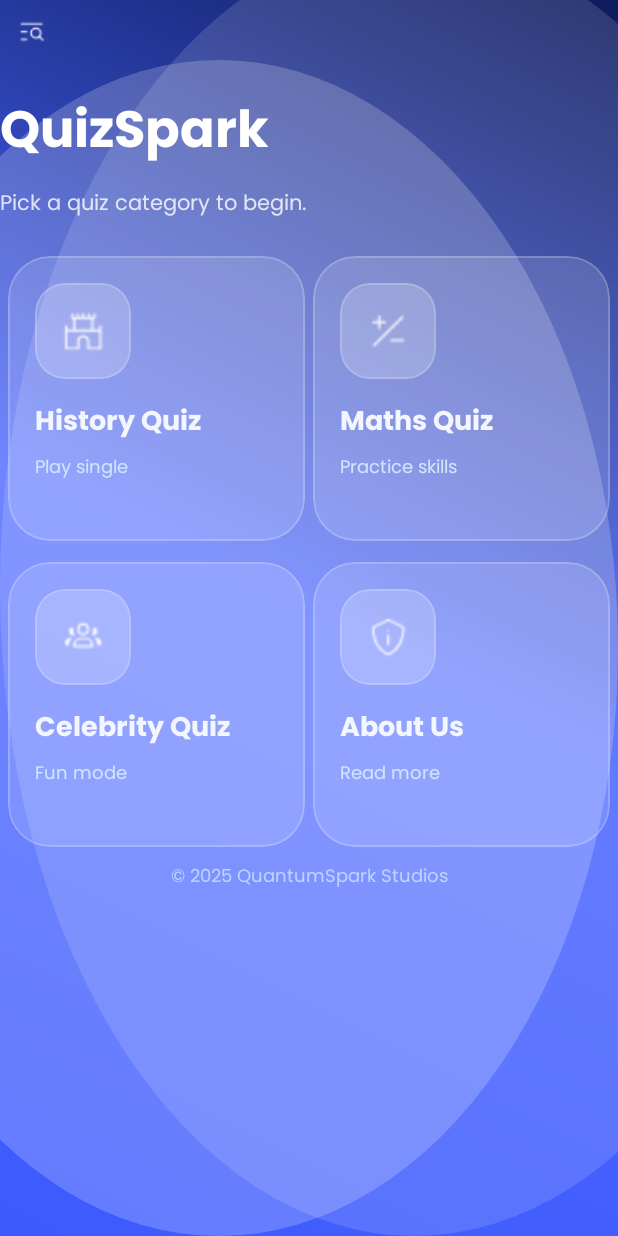
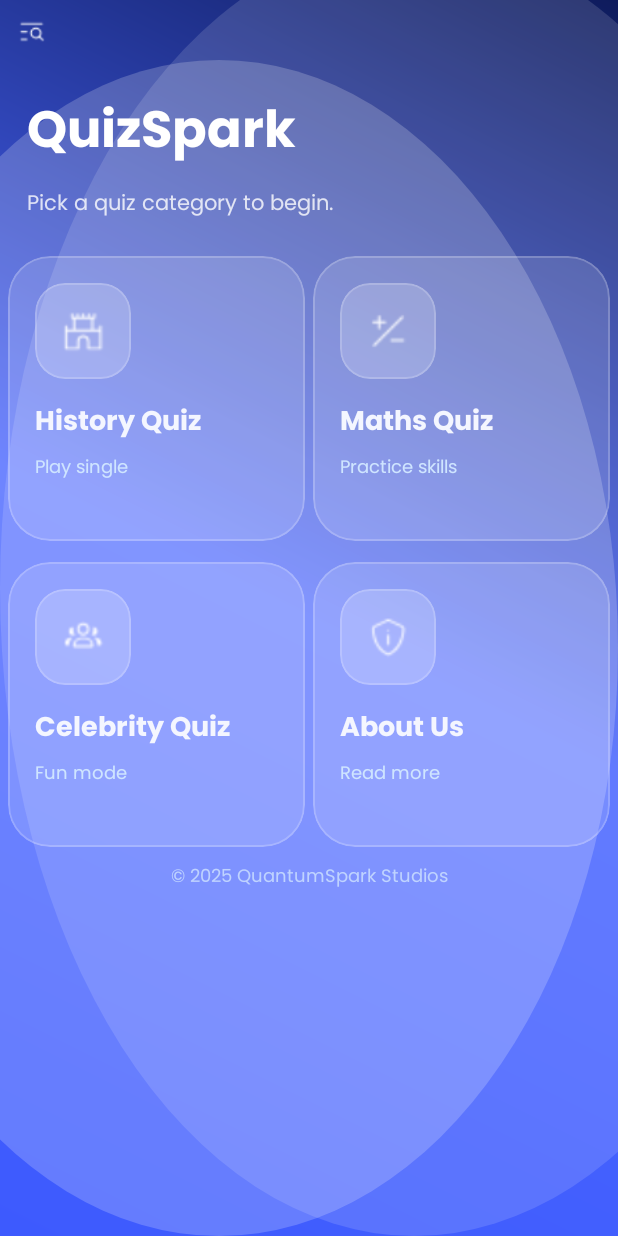
Before and after one commit to AkashDevX/QuizSpark, an Android app: the MainScreenActivity screen opened directly, with no data from a screen before it, on a phone screen of 412 x 824 dp. Run offline under Robolectric (Android 15) with nearby library versions, the phone set to English and light mode, and no system bars.

Commit message:
Release branch updated

```diff
--- a/app/src/main/res/layout/activity_about_us.xml
+++ b/app/src/main/res/layout/activity_about_us.xml
@@ -17,6 +17,7 @@
             android:id="@+id/tvAboutTitle"
             android:layout_width="0dp"
             android:layout_height="wrap_content"
+            android:layout_marginTop="28dp"
             android:text="About Quiz Spark"
             android:textColor="@android:color/white"
             android:textSize="28sp"
--- a/app/src/main/res/layout/activity_celebrity_questions.xml
+++ b/app/src/main/res/layout/activity_celebrity_questions.xml
@@ -14,6 +14,8 @@
         android:layout_width="0dp"
         android:layout_height="wrap_content"
         android:paddingTop="18dp"
+        android:layout_marginTop="28dp"
+        android:layout_marginLeft="18dp"
         android:paddingBottom="10dp"
         android:text="Celebrity Quiz"
         android:textColor="@android:color/white"
--- a/app/src/main/res/layout/activity_history_quiz.xml
+++ b/app/src/main/res/layout/activity_history_quiz.xml
@@ -14,6 +14,7 @@
         android:layout_width="0dp"
         android:layout_height="wrap_content"
         android:paddingTop="18dp"
+        android:layout_marginLeft="18dp"
         android:paddingBottom="10dp"
         android:text="History Quiz"
         android:textColor="@android:color/white"
--- a/app/src/main/res/layout/activity_main_screen.xml
+++ b/app/src/main/res/layout/activity_main_screen.xml
@@ -12,7 +12,9 @@
         android:id="@+id/main"
         android:layout_width="match_parent"
         android:layout_height="wrap_content"
-        android:padding="18dp"
+        android:paddingStart="20dp"
+        android:paddingEnd="20dp"
+        android:paddingTop="18dp"
         tools:context=".MainScreen.MainScreenActivity">
 
         <!-- Top row: menu + profile (optional) -->
@@ -41,6 +43,7 @@
             android:id="@+id/tvAppName"
             android:layout_width="0dp"
             android:layout_height="wrap_content"
+            android:layout_marginStart="18dp"
             android:layout_marginTop="18dp"
             android:text="QuizSpark"
             android:fontFamily="@font/poppins_bold"
@@ -57,6 +60,7 @@
             android:id="@+id/tvSub"
             android:layout_width="0dp"
             android:layout_height="wrap_content"
+            android:layout_marginStart="18dp"
             android:layout_marginTop="6dp"
             android:text="Pick a quiz category to begin."
             android:fontFamily="@font/poppins_regular"
--- a/app/src/main/res/layout/activity_math_category.xml
+++ b/app/src/main/res/layout/activity_math_category.xml
@@ -18,6 +18,7 @@
             android:layout_width="0dp"
             android:layout_height="wrap_content"
             android:text="Choose Math Quiz"
+            android:layout_marginTop="28dp"
             android:textColor="@android:color/white"
             android:textSize="26sp"
             android:textStyle="bold"
--- a/app/src/main/res/layout/activity_math_quiz.xml
+++ b/app/src/main/res/layout/activity_math_quiz.xml
@@ -12,6 +12,7 @@
         android:layout_height="wrap_content"
         android:paddingTop="18dp"
         android:paddingBottom="8dp"
+        android:layout_marginTop="28dp"
         android:text="Math Quiz"
         android:textColor="@android:color/white"
         android:textSize="26sp"
--- a/app/src/main/res/layout/activity_quiz_result.xml
+++ b/app/src/main/res/layout/activity_quiz_result.xml
@@ -18,7 +18,7 @@
         android:textSize="24sp"
         android:textStyle="bold"
         android:fontFamily="@font/poppins_bold"
-        android:layout_marginTop="18dp"
+        android:layout_marginTop="28dp"
         android:layout_marginStart="18dp"
         android:layout_marginEnd="18dp"
         app:layout_constraintTop_toTopOf="parent"
--- a/app/src/main/res/layout/activity_start_game.xml
+++ b/app/src/main/res/layout/activity_start_game.xml
@@ -10,6 +10,7 @@
         android:id="@+id/tvAppName"
         android:layout_width="0dp"
         android:layout_height="wrap_content"
+        android:layout_marginTop="28dp"
         android:text="QuizSpark"
         android:textColor="@android:color/white"
         android:textSize="42sp"
```
